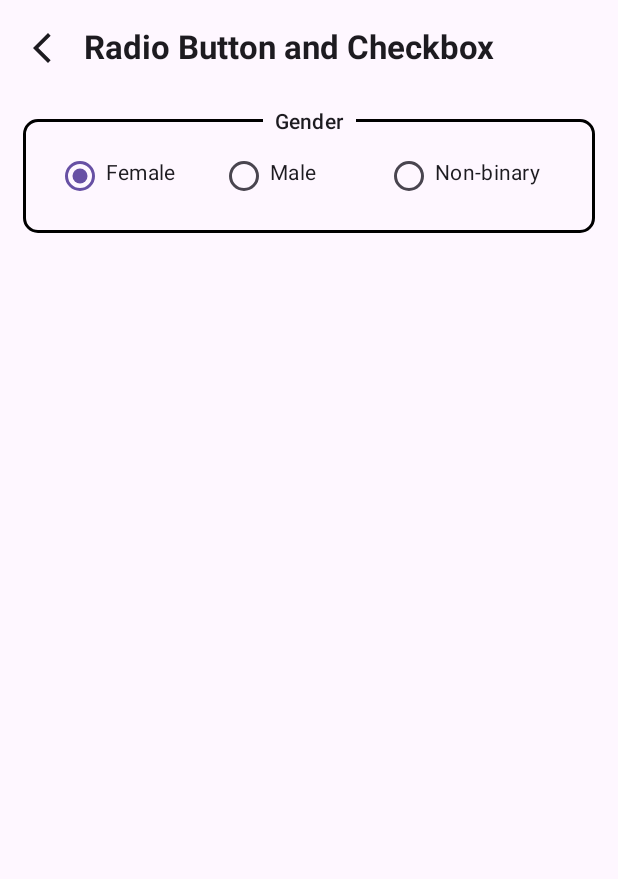
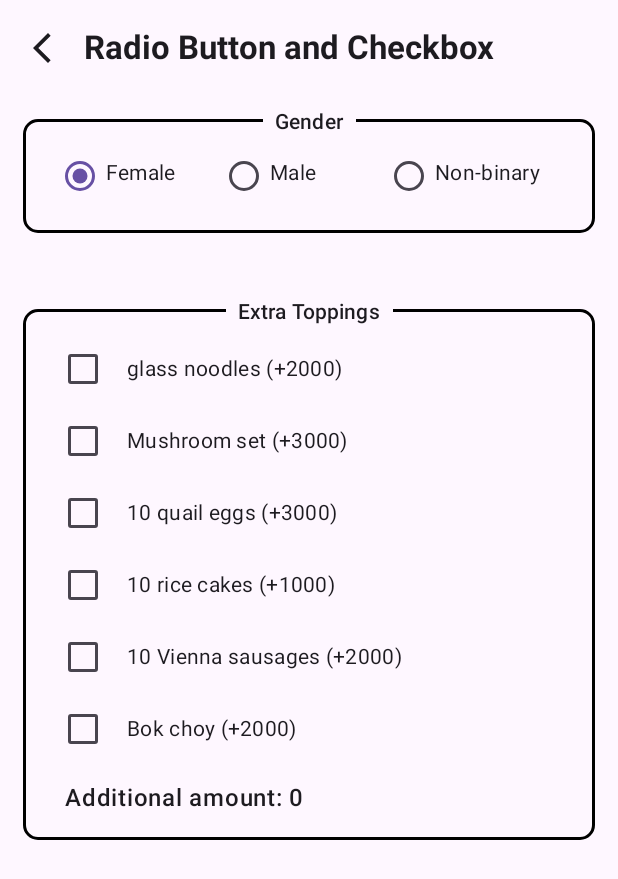
Before and after one commit to qoreh940/compose, an Android app built with Jetpack Compose: the radioAndCheckbox screen opened through its navigation route, on a phone screen of 412 x 824 dp. Shown: the top 879 px of the screen. Run offline under Robolectric (Android 15) with nearby library versions, the phone set to English and light mode, and no system bars.

Commit message:
feat: add checkbox sample UI

```diff
--- /dev/null
+++ b/app/src/main/java/com/chch/mycompose/ui/component/CheckboxWithText.kt
@@ -0,0 +1,33 @@
+package com.chch.mycompose.ui.component
+
+import androidx.compose.foundation.layout.Row
+import androidx.compose.foundation.layout.Spacer
+import androidx.compose.foundation.layout.width
+import androidx.compose.material3.Checkbox
+import androidx.compose.material3.MaterialTheme
+import androidx.compose.material3.Text
+import androidx.compose.runtime.Composable
+import androidx.compose.ui.Alignment
+import androidx.compose.ui.Modifier
+import androidx.compose.ui.unit.dp
+
+@Composable
+fun CheckboxWithText(
+    text: String,
+    checked: Boolean,
+    onChecked: (Boolean) -> Unit,
+) {
+    Row(
+        verticalAlignment = Alignment.CenterVertically
+    ) {
+        Checkbox(
+            checked = checked,
+            onCheckedChange = onChecked
+        )
+        Spacer(Modifier.width(5.dp))
+        Text(
+            text = text,
+            style = MaterialTheme.typography.bodyMedium
+        )
+    }
+}
--- a/app/src/main/java/com/chch/mycompose/ui/screen/selection/RadioCheckboxPage.kt
+++ b/app/src/main/java/com/chch/mycompose/ui/screen/selection/RadioCheckboxPage.kt
@@ -2,19 +2,24 @@ package com.chch.mycompose.ui.screen.selection
 
 import androidx.compose.foundation.layout.Column
 import androidx.compose.foundation.layout.Row
+import androidx.compose.foundation.layout.Spacer
 import androidx.compose.foundation.layout.fillMaxSize
 import androidx.compose.foundation.layout.fillMaxWidth
+import androidx.compose.foundation.layout.height
 import androidx.compose.foundation.layout.padding
 import androidx.compose.foundation.selection.selectableGroup
+import androidx.compose.material3.Text
 import androidx.compose.runtime.Composable
 import androidx.compose.runtime.getValue
 import androidx.compose.runtime.mutableStateOf
 import androidx.compose.runtime.remember
 import androidx.compose.runtime.setValue
 import androidx.compose.ui.Modifier
+import androidx.compose.ui.text.font.FontWeight
 import androidx.compose.ui.unit.dp
 import androidx.navigation.NavController
 import com.chch.mycompose.ui.component.BorderedSection
+import com.chch.mycompose.ui.component.CheckboxWithText
 import com.chch.mycompose.ui.component.RadioWithText
 
 @Composable
@@ -22,6 +27,9 @@ fun RadioCheckboxPage(
     nc: NavController,
 ) {
     var selectedGender by remember { mutableStateOf(Gender.FEMALE) }
+
+    val toppingList = getToppingList()
+    var selectedToppings by remember { mutableStateOf(setOf<Topping>()) }
 
     Column(Modifier.fillMaxSize()) {
 
@@ -48,7 +56,34 @@ fun RadioCheckboxPage(
             }
         }
 
-        //
+        Spacer(Modifier.height(20.dp))
+
+        // Checkbox Sample Example
+        BorderedSection(
+            title = "Extra Toppings"
+        ) {
+            Column {
+                toppingList.forEach { topping ->
+                    CheckboxWithText(
+                        text = "${topping.name} (+${topping.price})",
+                        checked = selectedToppings.contains(topping)
+                    ) { checked ->
+                        selectedToppings = if (checked) {
+                            selectedToppings + topping
+                        } else {
+                            selectedToppings - topping
+                        }
+                    }
+                }
+
+                Text(
+                    text = "Additional amount: ${selectedToppings.sumOf { it.price }}",
+                    fontWeight = FontWeight.SemiBold,
+                    modifier = Modifier.padding(top = 10.dp, start = 12.dp)
+                )
+            }
+        }
+
     }
 
 
--- /dev/null
+++ b/app/src/main/java/com/chch/mycompose/ui/screen/selection/Topping.kt
@@ -0,0 +1,19 @@
+package com.chch.mycompose.ui.screen.selection
+
+data class Topping(
+    val id: Int,
+    val name: String,
+    val price: Int,
+)
+
+fun getToppingList(): List<Topping> {
+
+    return listOf(
+        Topping(1, "glass noodles", 2000),
+        Topping(2, "Mushroom set", 3000),
+        Topping(3, "10 quail eggs", 3000),
+        Topping(4, "10 rice cakes", 1000),
+        Topping(5, "10 Vienna sausages", 2000),
+        Topping(6, "Bok choy", 2000),
+    )
+}
```
